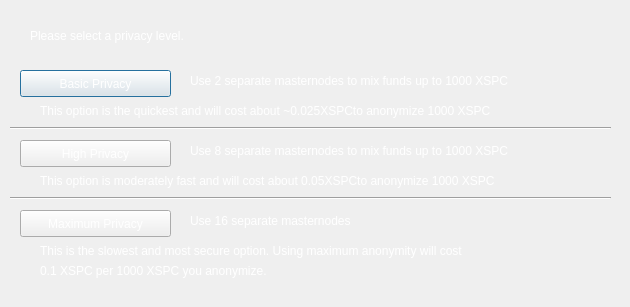
Before: the Qt Designer form src/qt/forms/darksendconfig.ui in SpectreSecurityCoin/SpectreSecurityCoin, drawn with Qt 5.
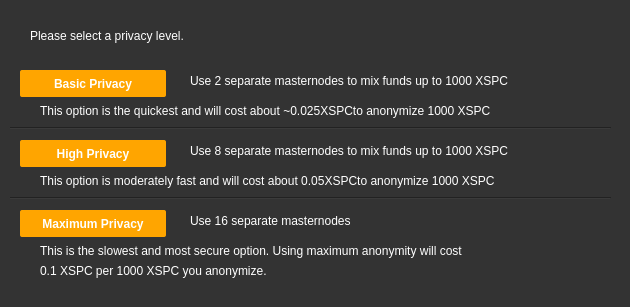
After: the same form once the commit is applied.

```diff
--- a/src/qt/forms/darksendconfig.ui
+++ b/src/qt/forms/darksendconfig.ui
@@ -14,7 +14,8 @@
    <string>Configure Darksend</string>
   </property>
   <property name="styleSheet">
-   <string notr="true">color: rgb(255, 255, 255);</string>
+   <string notr="true">background-color:rgb(51, 51, 51);
+color: rgb(255, 255, 255);</string>
   </property>
   <widget class="QPushButton" name="buttonBasic">
    <property name="geometry">
@@ -25,6 +26,16 @@
      <height>27</height>
     </rect>
    </property>
+   <property name="styleSheet">
+    <string notr="true">background-color: rgb(255, 165, 0); 
+padding:2px 0px;
+font: 75 10pt 'Ubuntu';
+font-weight:bold; 
+border-radius:2px; 
+padding:5px;
+color: rgb(255, 255, 255);
+margin:0px 5px 0px 0px;</string>
+   </property>
    <property name="text">
     <string>Basic Privacy</string>
    </property>
@@ -38,6 +49,16 @@
      <height>27</height>
     </rect>
    </property>
+   <property name="styleSheet">
+    <string notr="true">background-color: rgb(255, 165, 0); 
+padding:2px 0px;
+font: 75 10pt 'Ubuntu';
+font-weight:bold; 
+border-radius:2px; 
+padding:5px;
+color: rgb(255, 255, 255);
+margin:0px 5px 0px 0px;</string>
+   </property>
    <property name="text">
     <string>High Privacy</string>
    </property>
@@ -51,6 +72,16 @@
      <height>27</height>
     </rect>
    </property>
+   <property name="styleSheet">
+    <string notr="true">background-color: rgb(255, 165, 0); 
+padding:2px 0px;
+font: 75 10pt 'Ubuntu';
+font-weight:bold; 
+border-radius:2px; 
+padding:5px;
+color: rgb(255, 255, 255);
+margin:0px 5px 0px 0px;</string>
+   </property>
    <property name="text">
     <string>Maximum Privacy</string>
    </property>
```
